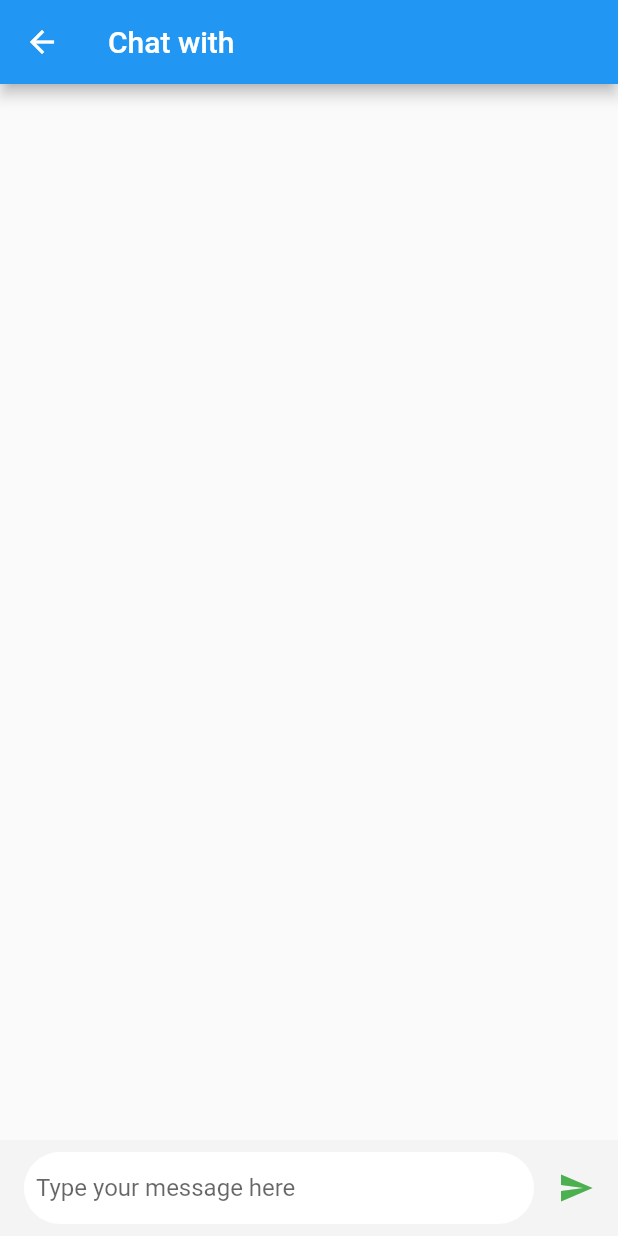
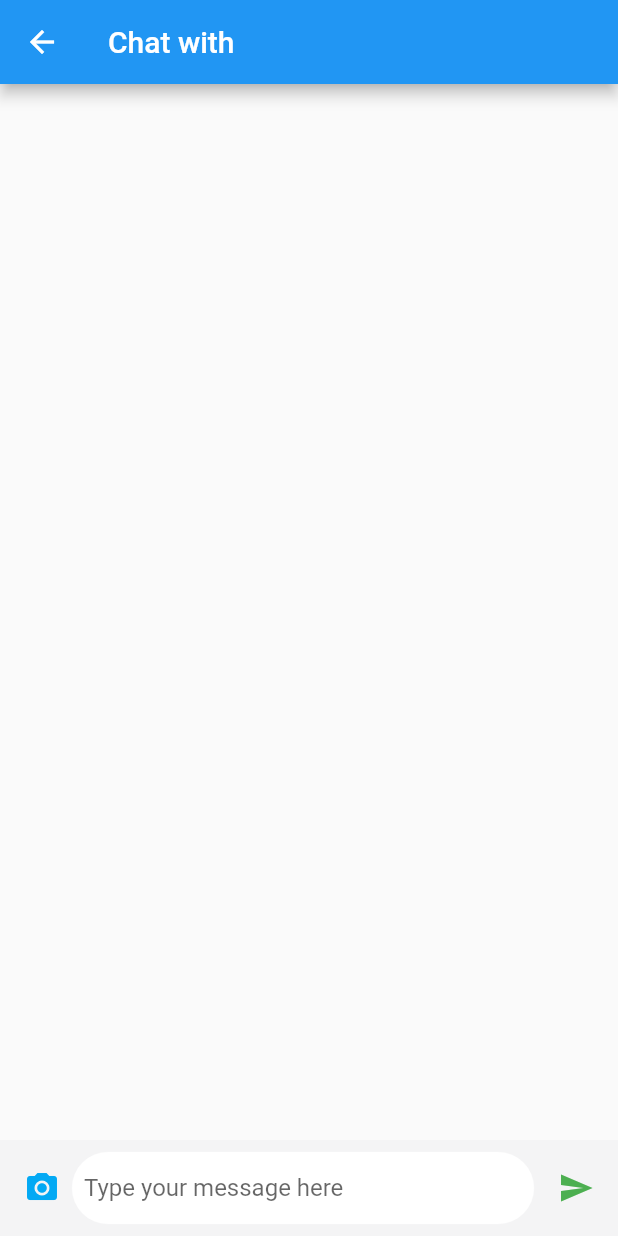
Before and after one commit to keyszl/truth-or-dare, a Flutter app: the ChatScreen screen opened directly with empty values, on a phone screen of 412 x 824 dp. Run offline on Flutter 3.47's test engine with Material 2 defaults, Android fonts, the phone set to English and light mode, and no system bars; drawn by our look-alikes of chat_bubbles; missing offline and left inert: mutex, network_info_plus.

Commit message:
Add Camera Icon
This adds the camera icon to the chat menu, it just doesn't have any functionality yet.

```diff
--- a/truth_or_dare/lib/chat.dart
+++ b/truth_or_dare/lib/chat.dart
@@ -48,7 +48,22 @@ class _ChatScreenState extends State<ChatScreen> {
         mainAxisAlignment: MainAxisAlignment.end,
         children: <Widget>[
           Expanded(child: widget.friend!.bubble_history()),
-          MessageBar(onSend: (_) => send(_)),
+          MessageBar(
+            onSend: (_) => send(_),
+            actions: [
+              Padding(
+                padding: EdgeInsets.only(left: 0, right: 8),
+                child: InkWell(
+                  child: Icon(
+                    Icons.camera_alt,
+                    color: Colors.lightBlue,
+                    size: 24,
+                  ),
+                  onTap: () {},
+                ),
+              ),
+            ],
+          ),
         ],
       ),
     );
```
